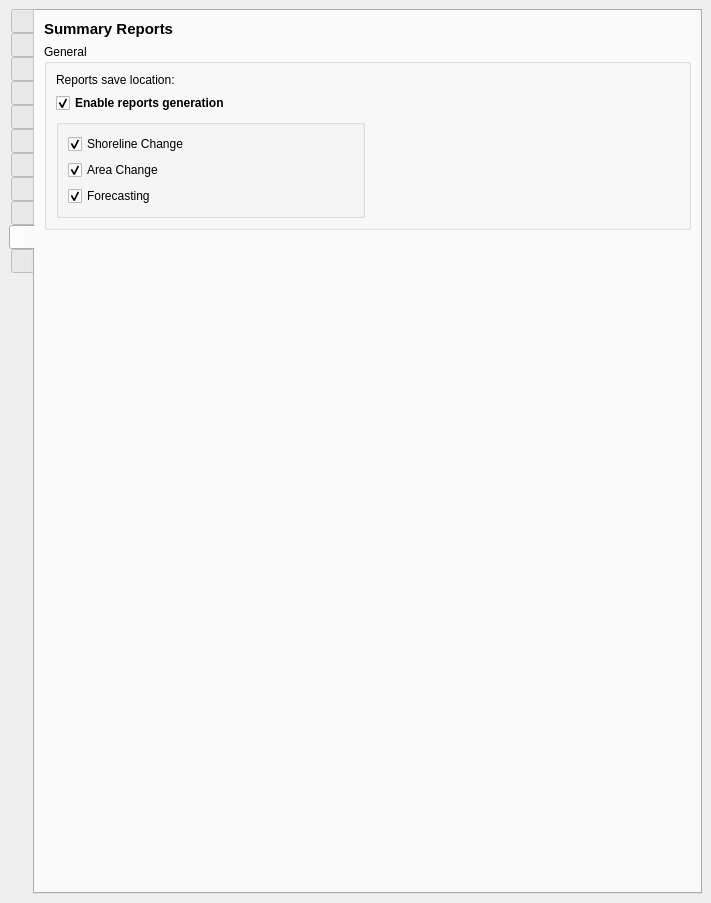
This is qscat/qscat_dockwidget_base.ui in qscat/qscat as Qt 5 draws it before an edit. The edited form follows.
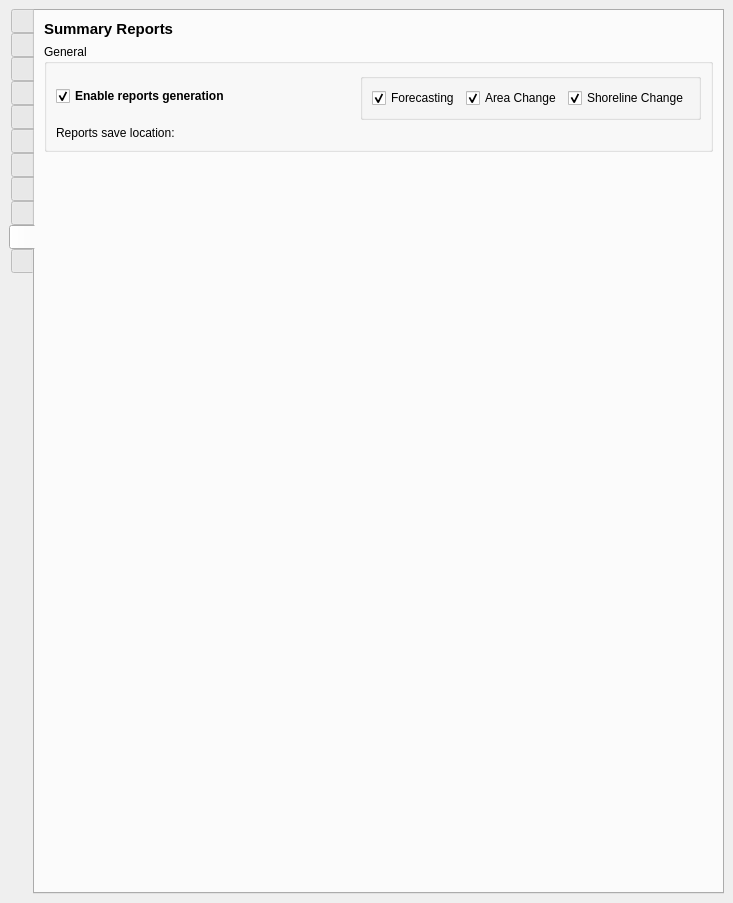
This is the edited form. The open tabs and pages were chosen to show the change. Icons and pictures are not drawn. Custom widgets are drawn as their Qt base class.

Commit message: refactor: improve summary reports tab layout

The edit to the form file:
```diff
--- a/qscat/qscat_dockwidget_base.ui
+++ b/qscat/qscat_dockwidget_base.ui
@@ -6,7 +6,7 @@
    <rect>
     <x>0</x>
     <y>0</y>
-    <width>711</width>
+    <width>733</width>
     <height>903</height>
    </rect>
   </property>
@@ -2320,7 +2320,30 @@
            <string>General</string>
           </property>
           <layout class="QGridLayout" name="gridLayout_3">
-           <item row="1" column="1">
+           <item row="3" column="0">
+            <widget class="QCheckBox" name="cb_enable_report_generation">
+             <property name="font">
+              <font>
+               <weight>75</weight>
+               <bold>true</bold>
+              </font>
+             </property>
+             <property name="text">
+              <string>Enable reports generation</string>
+             </property>
+             <property name="checked">
+              <bool>true</bool>
+             </property>
+            </widget>
+           </item>
+           <item row="5" column="0">
+            <widget class="QLabel" name="label_46">
+             <property name="text">
+              <string>Reports save location:</string>
+             </property>
+            </widget>
+           </item>
+           <item row="5" column="1">
             <widget class="QgsFileWidget" name="qfw_report_save_location">
              <property name="fileWidgetButtonVisible">
               <bool>true</bool>
@@ -2339,39 +2362,12 @@
              </property>
             </widget>
            </item>
-           <item row="1" column="0">
-            <widget class="QLabel" name="label_46">
-             <property name="text">
-              <string>Reports save location:</string>
-             </property>
-            </widget>
-           </item>
-           <item row="4" column="0">
+           <item row="3" column="1">
             <widget class="QGroupBox" name="gb_enable_individual_reports">
              <property name="title">
               <string/>
              </property>
-             <layout class="QVBoxLayout" name="verticalLayout_15">
-              <item>
-               <widget class="QCheckBox" name="cb_enable_shoreline_change_report">
-                <property name="text">
-                 <string>Shoreline Change</string>
-                </property>
-                <property name="checked">
-                 <bool>true</bool>
-                </property>
-               </widget>
-              </item>
-              <item>
-               <widget class="QCheckBox" name="cb_enable_area_change_report">
-                <property name="text">
-                 <string>Area Change</string>
-                </property>
-                <property name="checked">
-                 <bool>true</bool>
-                </property>
-               </widget>
-              </item>
+             <layout class="QHBoxLayout" name="horizontalLayout_3">
               <item>
                <widget class="QCheckBox" name="cb_enable_forecasting_report">
                 <property name="text">
@@ -2382,25 +2378,29 @@
                 </property>
                </widget>
               </item>
+              <item>
+               <widget class="QCheckBox" name="cb_enable_area_change_report">
+                <property name="text">
+                 <string>Area Change</string>
+                </property>
+                <property name="checked">
+                 <bool>true</bool>
+                </property>
+               </widget>
+              </item>
+              <item>
+               <widget class="QCheckBox" name="cb_enable_shoreline_change_report">
+                <property name="text">
+                 <string>Shoreline Change</string>
+                </property>
+                <property name="checked">
+                 <bool>true</bool>
+                </property>
+               </widget>
+              </item>
              </layout>
             </widget>
            </item>
-           <item row="3" column="0">
-            <widget class="QCheckBox" name="cb_enable_report_generation">
-             <property name="font">
-              <font>
-               <weight>75</weight>
-               <bold>true</bold>
-              </font>
-             </property>
-             <property name="text">
-              <string>Enable reports generation</string>
-             </property>
-             <property name="checked">
-              <bool>true</bool>
-             </property>
-            </widget>
-           </item>
           </layout>
          </widget>
         </item>
```
